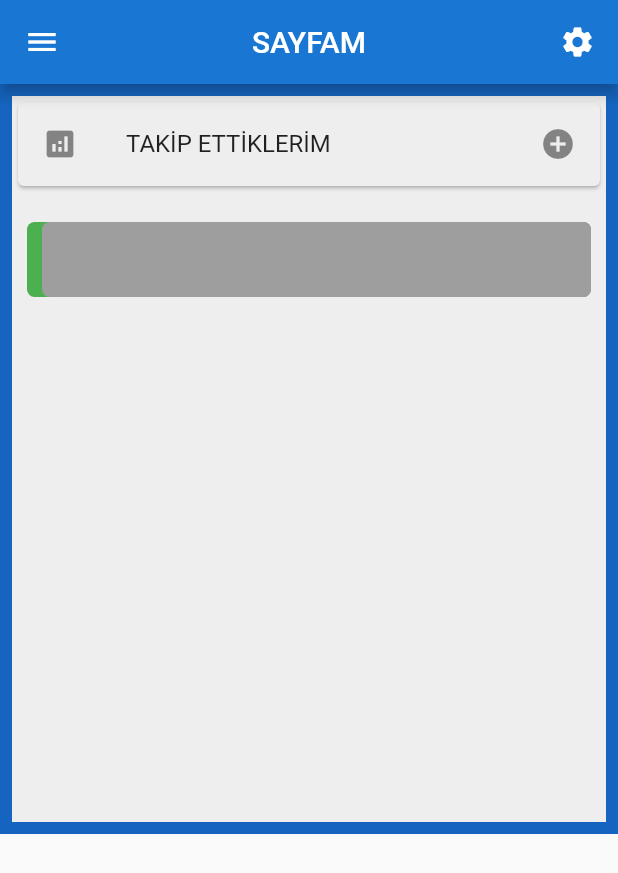
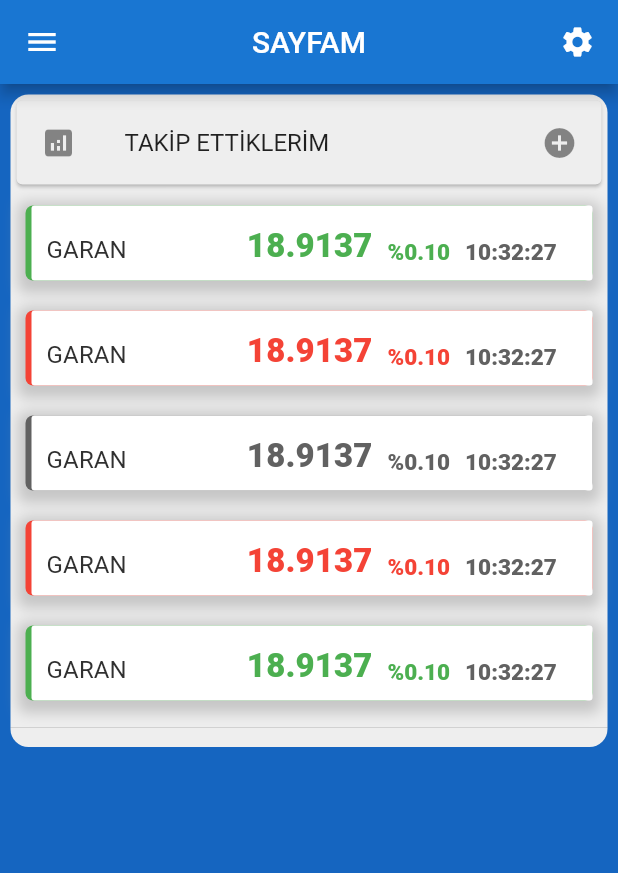
Before and after one commit to mrtagca/investExtraFlutter, a Flutter app: the MyPage screen opened by its route, on a phone screen of 412 x 824 dp. Shown: the top 873 px of the screen. Run offline on Flutter 3.47's test engine with Material 2 defaults, Android fonts, the phone set to English and light mode, and no system bars; network calls fail.

Commit message:
takip ettiklerim ekranı hisseler widget ı tamamlandı.

```diff
--- a/lib/myPage.dart
+++ b/lib/myPage.dart
@@ -17,15 +17,19 @@ class _MyPageState extends State<MyPage> {
       appBar: BaseAppBar(title: Text("SAYFAM")),
       drawer: MenuDrawer(),
       body: Container(
-        height: 500,
+        // height: 500,
         color: Colors.blue[800],
         child: Padding(
-          padding: const EdgeInsets.all(8.0),
+          padding: const EdgeInsets.all(7.0),
           child: Container(
-            color: Colors.grey[200],
             child: Column(
               children: [
-                Center(
+                Container(
+                  decoration: BoxDecoration(
+                    borderRadius: BorderRadius.circular(12),
+                    color: Colors.grey[200],
+                  ),
+                  height: 435,
                   child: Column(
                     children: [
                       Card(
@@ -36,31 +40,17 @@ class _MyPageState extends State<MyPage> {
                           trailing: Icon(Icons.add_circle),
                         ),
                       ),
-                      Padding(
-                        padding: const EdgeInsets.only(top: 10),
-                        child: Container(
-                          child: SingleChildScrollView(
+                      Scrollbar(
                           child: Column(
                         children: [
-                                Container(
-                                  decoration: BoxDecoration(
-                                      color: Colors.green,
-                                      borderRadius: BorderRadius.circular(5)),
-                                  margin: EdgeInsets.all(10),
-                                  height: 50,
-                                  child: Container(
-                                    decoration: BoxDecoration(
-                                      color: Colors.grey,
-                                      borderRadius: BorderRadius.circular(5),
-                                    ),
-                                    margin: EdgeInsets.only(left: 10),
-                                  ),
-                                )
+                          test("UP"),
+                          test("DOWN"),
+                          test("NOTR"),
+                          test("DOWN"),
+                          test("UP"),
+                          Divider(),
                         ],
-                            ),
-                          ),
-                        ),
-                      )
+                      ))
                     ],
                   ),
                 ),
@@ -72,54 +62,98 @@ class _MyPageState extends State<MyPage> {
     );
   }
 
-  Padding test(
-      String hisse, double fiyat, double yuzdelikDegisim, String tarih) {
-    return Padding(
-      padding: const EdgeInsets.only(top: 2, left: 10, right: 10),
-      child: Card(
-        child: ListTile(
-          leading: Padding(
-            padding: const EdgeInsets.only(top: 12),
-            child: Text(hisse),
+  Container test(String priceWay) {
+    var materialColor;
+
+    switch (priceWay) {
+      case "UP":
+        materialColor = Colors.green;
+        break;
+      case "DOWN":
+        materialColor = Colors.red;
+        break;
+      case "NOTR":
+        materialColor = Colors.grey[700];
+        break;
+      default:
+    }
+
+    return Container(
+      decoration: BoxDecoration(boxShadow: [
+        BoxShadow(
+          color: Colors.grey.withOpacity(0.5),
+          spreadRadius: 5,
+          blurRadius: 7,
+          offset: Offset(0, 3), // changes position of shadow
+        )
+      ], color: materialColor, borderRadius: BorderRadius.circular(5)),
+      margin: EdgeInsets.all(10),
+      height: 50,
+      width: double.infinity,
+      child: Container(
+        decoration: BoxDecoration(
+          color: Colors.white,
+          borderRadius: BorderRadius.circular(2),
         ),
-          title: Padding(
-            padding: const EdgeInsets.only(left: 35),
+        margin: EdgeInsets.only(left: 4),
         child: Row(
           children: [
-                Text(
-                  fiyat.toString(),
-                  style: TextStyle(
-                      color: Colors.green[600],
-                      fontSize: 24,
-                      fontWeight: FontWeight.bold),
+            Padding(
+              padding: const EdgeInsets.only(top: 20, left: 10),
+              child: myFollowerItemText(
+                "GARAN",
+                fontSize: 16,
+                color: Colors.grey[850],
+                letterSpacing: 0.1,
+              ),
+            ),
+            // SizedBox(width: 70),
+            Padding(
+              padding: const EdgeInsets.only(top: 14, left: 80),
+              child: myFollowerItemText("18.9137",
+                  fontSize: 22,
+                  color: materialColor,
+                  letterSpacing: 0.1,
+                  fontWeight: FontWeight.w900),
             ),
             Padding(
-                  padding: const EdgeInsets.only(left: 10, top: 8),
-                  child: Text(
-                    "%${yuzdelikDegisim}",
-                    style: TextStyle(
-                        color: Colors.green[400],
-                        fontSize: 16,
-                        fontWeight: FontWeight.bold),
-                  ),
+              padding: const EdgeInsets.only(top: 22, left: 10),
+              child: myFollowerItemText("%0.10",
+                  fontSize: 15,
+                  color: materialColor,
+                  fontWeight: FontWeight.w900),
             ),
             Padding(
-                  padding: const EdgeInsets.only(left: 14, top: 8),
-                  child: Text(
-                    tarih,
-                    style: TextStyle(
-                        color: Colors.grey[600],
-                        fontSize: 16,
-                        fontWeight: FontWeight.bold),
-                  ),
-                ),
+              padding: const EdgeInsets.only(top: 22, left: 10),
+              child: myFollowerItemText("10:32:27",
+                  fontSize: 15,
+                  color: Colors.grey[700],
+                  fontWeight: FontWeight.w900),
+            )
           ],
-            ),
-          ),
-
-          //trailing: Icon(Icons.add_circle),
         ),
       ),
     );
   }
+
+  Column myFollowerItemText(String text,
+      {double? fontSize,
+      Color? color,
+      double? letterSpacing,
+      EdgeInsets? edgeInsets,
+      FontWeight? fontWeight}) {
+    return Column(
+      children: [
+        Text(
+          text,
+          style: TextStyle(
+            letterSpacing: letterSpacing,
+            fontSize: fontSize,
+            color: color,
+            fontWeight: fontWeight,
+          ),
+        ),
+      ],
+    );
   }
+}
```
Lines whose indentation alone changed are shown as unchanged.
